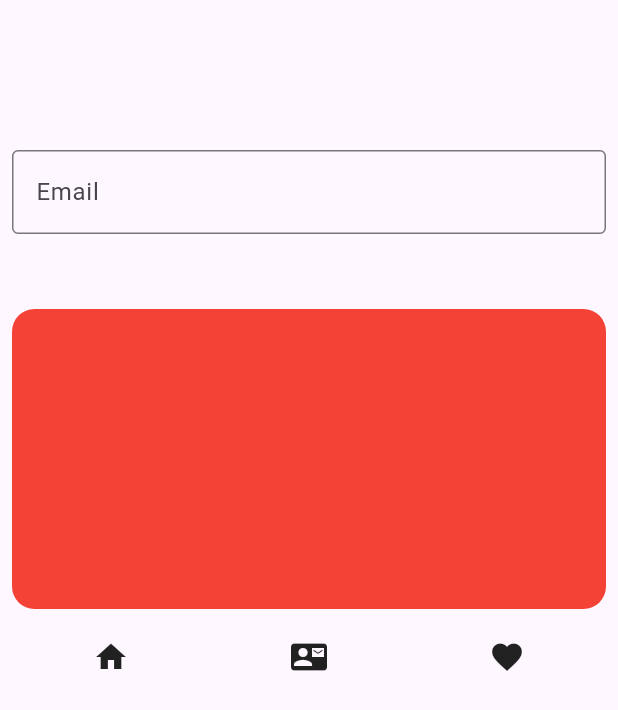
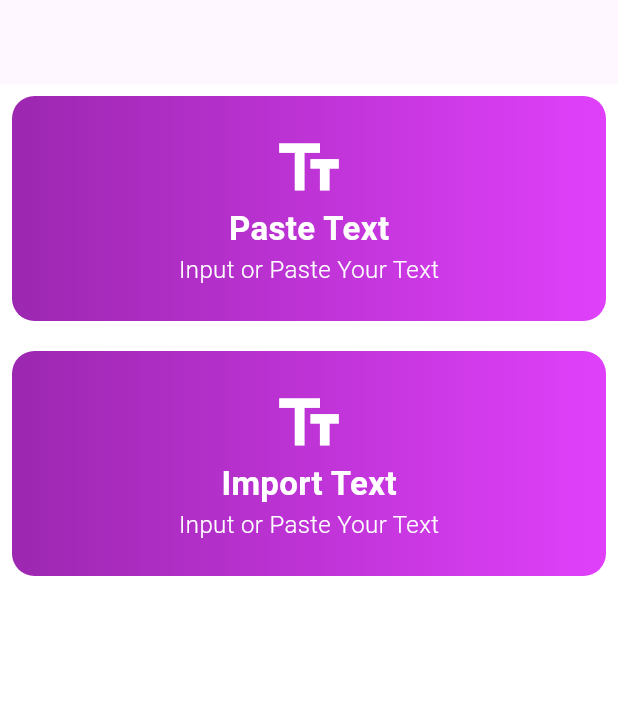
Before and after one commit to Apeksha-P/Flutter-Basic-projects, a Flutter app: the screen it shows after launch, on a phone screen of 412 x 824 dp. Shown: the top 710 px of the screen. Run offline on Flutter 3.47's test engine with Material 3 defaults, Android fonts, the phone set to English and light mode, and no system bars.

Commit message:
Create another UI

```diff
--- /dev/null
+++ b/flutter_ui/lib/custom/custom_container.dart
@@ -0,0 +1,42 @@
+import 'package:flutter/material.dart';
+
+class CostumContainer extends StatelessWidget {
+  String text;
+  CostumContainer({
+    required this.text,
+    super.key,
+  });
+
+  @override
+  Widget build(BuildContext context) {
+    return Container(
+      width: double.infinity,
+      height: 150,
+      decoration: BoxDecoration(
+        borderRadius: BorderRadius.circular(15),
+        gradient: LinearGradient(colors: [
+          Colors.purple,
+          Colors.purpleAccent
+        ])
+      ),
+      child: Column(
+        mainAxisAlignment: MainAxisAlignment.center,
+        children: [
+          Icon(
+            Icons.text_fields_sharp,
+            color: Colors.white,
+            size: 50,
+          ),
+          Text(
+            text,
+            style: TextStyle(color: Colors.white, fontSize: 22,fontWeight: FontWeight.bold),
+          ),
+          Text(
+            "Input or Paste Your Text",
+            style: TextStyle(color: Colors.white, fontSize: 16,fontWeight: FontWeight.w300),
+          ),
+        ],
+      ),
+    );
+  }
+}
--- a/flutter_ui/lib/main.dart
+++ b/flutter_ui/lib/main.dart
@@ -1,6 +1,5 @@
 import 'package:flutter/material.dart';
-import 'package:flutter_ui/screens/UI1.dart';
-import 'package:flutter_ui/widgets/image_widget.dart';
+import 'package:flutter_ui/screens/text_to_speech_ui.dart';
 
 void main() {
   runApp(const MyApp());
@@ -17,7 +16,7 @@ class MyApp extends StatelessWidget {
       theme:ThemeData(
         primarySwatch: Colors.blue,
       ) ,
-      home: const UI1(),
+      home: const TextToSpeech(),
     );
   }
 }
--- /dev/null
+++ b/flutter_ui/lib/screens/text_to_speech_ui.dart
@@ -0,0 +1,29 @@
+import 'package:flutter/material.dart';
+import 'package:flutter_ui/custom/custom_container.dart';
+
+class TextToSpeech extends StatelessWidget {
+  const TextToSpeech({super.key});
+
+  @override
+  Widget build(BuildContext context) {
+    return Scaffold(
+      appBar: AppBar(
+      ),
+      backgroundColor: Colors.white,
+      body: Padding(padding: EdgeInsets.all(8.0),
+      child: Column(
+        children: [
+          CostumContainer(
+            text: "Paste Text",
+          ),
+          SizedBox(
+            height: 20,
+          ),
+          CostumContainer(
+            text: "Import Text",
+          ),
+        ],
+      ),),
+    );
+  }
+}
```
